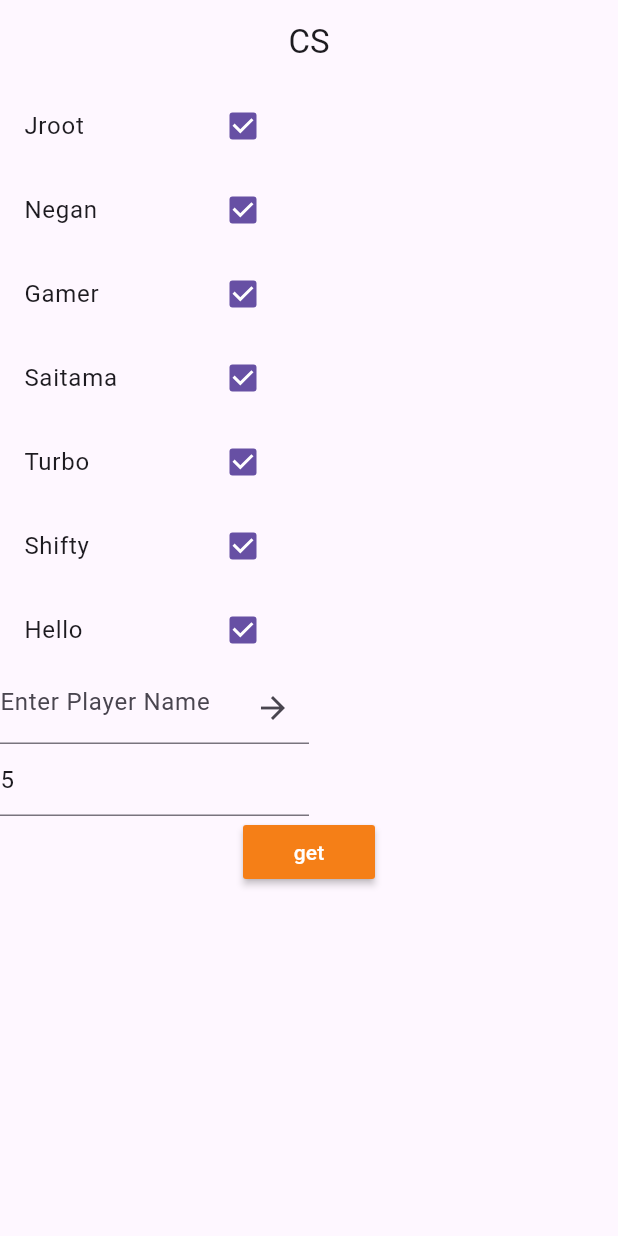
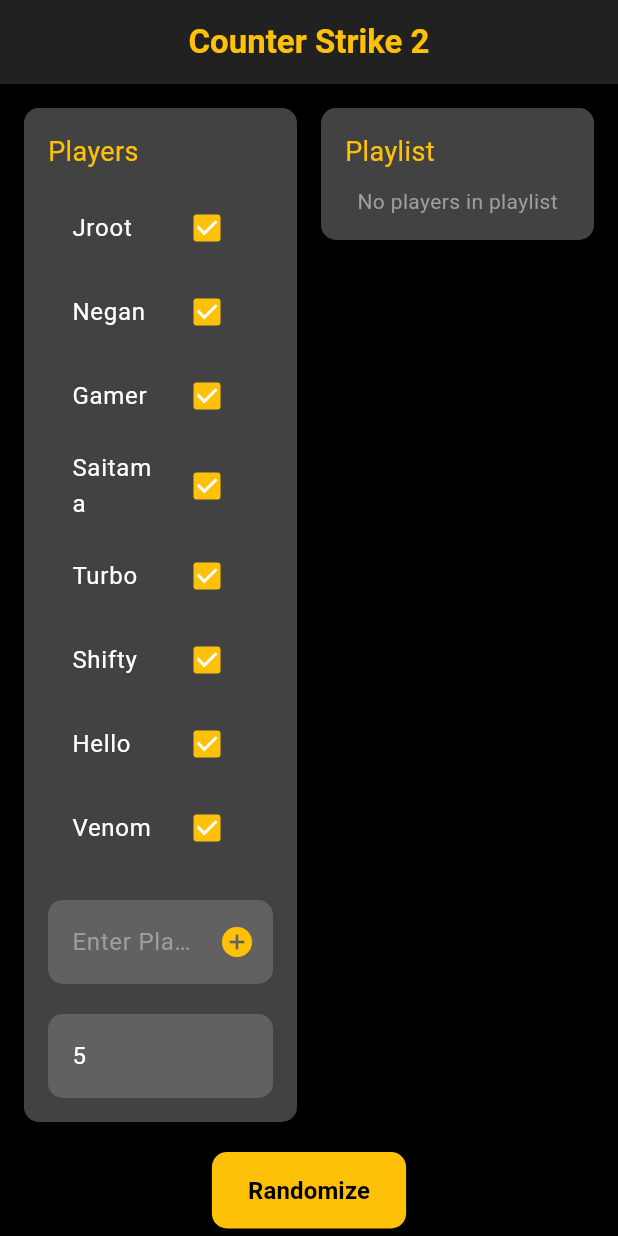
Before and after one commit to Groot26/Random-Player-Selector, a Flutter app: the screen it shows after launch, on a phone screen of 412 x 824 dp. Run offline on Flutter 3.47's test engine with Material 3 defaults, Android fonts, the phone set to English and light mode, and no system bars; our stand-ins replace get; Roboto replaces fonts that are missing (Orbitron).

Commit message:
ui update

```diff
--- a/lib/app/modules/home/controllers/home_controller.dart
+++ b/lib/app/modules/home/controllers/home_controller.dart
@@ -12,9 +12,12 @@
     Players(name: 'Turbo', isPlaying: true.obs),
     Players(name: 'Shifty', isPlaying: true.obs),
     Players(name: 'Hello', isPlaying: true.obs),
+    Players(name: 'Venom', isPlaying: true.obs),
   ].obs;
 
   RxList playlist = [].obs;
+
+  RxList steamIds = ['76561199817934976', '76561199817934976'].obs;
 
   TextEditingController name = TextEditingController();
   TextEditingController number = TextEditingController(text: '5');
@@ -32,64 +35,6 @@
           .toList();
     }
   }
-
-  // newRandom({required BuildContext context}) {
-  //   List<int> getList(int n, List<int> source) =>
-  //       source.sample(n); // to get 5 random non repeating numbers
-  //
-  //   newList.clear();
-  //   playlist.clear();
-  //
-  //   for (Players player in allPlayers) {
-  //     if (player.isPlaying.value) {
-  //       newList.add(allPlayers.indexOf(player));
-  //     }
-  //   }
-  //
-  //   final outputList = getList(5, newList); // 5 random non repeating numbers
-  //   print(outputList);
-  //
-  //   for (int index in outputList) {
-  //     playlist.add(allPlayers[index].name);
-  //   }
-  // }
-  //
-  // Randomgenrator({required BuildContext context}) {
-  //   int playingCount = 0;
-  //   for (var player in allPlayers) {
-  //     if (player.isPlaying.value) {
-  //       playingCount++;
-  //     }
-  //   }
-  //
-  //   if (playingCount >= 6) {
-  //     final random = Random();
-  //     playlist.clear();
-  //     final selectedIndices = <int>[];
-  //
-  //     while (selectedIndices.length < 5) {
-  //       final randomIndex = random.nextInt(allPlayers.length);
-  //       if (!selectedIndices.contains(randomIndex) &&
-  //           allPlayers[randomIndex].isPlaying.value) {
-  //         selectedIndices.add(randomIndex);
-  //       }
-  //     }
-  //
-  //     for (int index in selectedIndices) {
-  //       playlist.add(allPlayers[index].name);
-  //     }
-  //
-  //     // Now you can be sure that  playlist has exactly 5 players
-  //     print(playlist);
-  //   } else {
-  //     // Handle the case where fewer than 5 players are playing
-  //     ScaffoldMessenger.of(context).showSnackBar(
-  //       const SnackBar(
-  //         content: Text('Select at least 6 players'),
-  //       ),
-  //     );
-  //   }
-  // }
 }
 
 class Players {
--- a/lib/app/modules/home/views/home_view.dart
+++ b/lib/app/modules/home/views/home_view.dart
@@ -5,34 +5,70 @@
 
 class HomeView extends GetView<HomeController> {
   const HomeView({super.key});
+
   @override
   Widget build(BuildContext context) {
+    final theme = Theme.of(context);
+
     return Scaffold(
+      backgroundColor: Colors.black,
       appBar: AppBar(
-        title: const Text('CS'),
+        backgroundColor: Colors.grey.shade900,
+        title: const Text(
+          'Counter Strike 2',
+          style: TextStyle(
+            fontFamily: 'Orbitron',
+            fontSize: 22,
+            fontWeight: FontWeight.bold,
+            color: Colors.amber,
+          ),
+        ),
         centerTitle: true,
       ),
       body: SingleChildScrollView(
+        padding: const EdgeInsets.all(16.0),
         child: Column(
           children: [
             Row(
+              crossAxisAlignment: CrossAxisAlignment.start,
               children: [
-                SizedBox(
-                  width: MediaQuery.sizeOf(context).width / 2,
+                Expanded(
+                  child: Container(
+                    padding: const EdgeInsets.all(16.0),
+                    decoration: BoxDecoration(
+                      color: Colors.grey.shade800,
+                      borderRadius: BorderRadius.circular(10),
+                    ),
                     child: Form(
                       key: controller.formKey,
                       child: Column(
+                        crossAxisAlignment: CrossAxisAlignment.start,
                         children: [
+                          const Text(
+                            'Players',
+                            style: TextStyle(
+                              color: Colors.amber,
+                              fontSize: 18,
+                              fontFamily: 'Orbitron',
+                            ),
+                          ),
+                          const SizedBox(height: 10),
                           Obx(
                             () => ListView.builder(
                               itemCount: controller.allPlayers.length,
                               shrinkWrap: true,
+                              physics: const NeverScrollableScrollPhysics(),
                               itemBuilder: (BuildContext context, int index) {
                                 return Obx(
                                   () => CheckboxListTile(
-                                  // tileColor: Colors.red,
-                                  title:
-                                      Text(controller.allPlayers[index].name),
+                                    activeColor: Colors.amber,
+                                    title: Text(
+                                      controller.allPlayers[index].name,
+                                      style: const TextStyle(
+                                        color: Colors.white,
+                                        fontFamily: 'Orbitron',
+                                      ),
+                                    ),
                                     value: controller
                                         .allPlayers[index].isPlaying.value,
                                     onChanged: (bool? value) {
@@ -44,30 +80,49 @@
                               },
                             ),
                           ),
+                          const SizedBox(height: 20),
                           SizedBox(
-                          width: 300,
+                            width: double.infinity,
                             child: TextField(
+                              cursorColor: Colors.white,
                               controller: controller.name,
+                              style: const TextStyle(color: Colors.white),
                               decoration: InputDecoration(
                                 hintText: 'Enter Player Name',
+                                hintStyle: const TextStyle(
+                                  color: Colors.grey,
+                                  fontFamily: 'Orbitron',
+                                ),
+                                filled: true,
+                                fillColor: Colors.grey.shade700,
+                                border: OutlineInputBorder(
+                                  borderRadius: BorderRadius.circular(10),
+                                  borderSide: BorderSide.none,
+                                ),
                                 suffixIcon: IconButton(
                                   onPressed: () {
                                     if (controller.name.text.isNotEmpty) {
                                       controller.allPlayers.add(Players(
                                         name: controller.name.text,
-                                        isPlaying: true.obs));
+                                        isPlaying: true.obs,
+                                      ));
 
                                       controller.name.clear();
                                     }
                                   },
-                                icon: const Icon(Icons.arrow_forward),
+                                  icon: const Icon(
+                                    Icons.add_circle,
+                                    color: Colors.amber,
                                   ),
                                 ),
                               ),
                             ),
+                          ),
+                          const SizedBox(height: 20),
                           SizedBox(
-                          width: 300,
+                            width: double.infinity,
                             child: TextFormField(
+                              cursorColor: Colors.white,
                               validator: (value) {
                                 if (value == null || value.isEmpty) {
                                   return 'Please enter a number';
@@ -78,8 +133,8 @@
                                   return 'Please enter a valid integer';
                                 }
 
-                              // Check if the number is less than the number of currently playing players
-                              final playingPlayersCount = controller.allPlayers
+                                final playingPlayersCount = controller
+                                    .allPlayers
                                     .where((player) => player.isPlaying.value)
                                     .length;
                                 if (number >= playingPlayersCount) {
@@ -89,14 +144,19 @@
                                 return null;
                               },
                               controller: controller.number,
-                            decoration: const InputDecoration(
+                              style: const TextStyle(color: Colors.white),
+                              decoration: InputDecoration(
                                 hintText: 'Enter number',
-                              // suffixIcon: IconButton(
-                              //   onPressed: () {
-                              //
-                              //   },
-                              //   icon: const Icon(Icons.arrow_forward),
-                              // ),
+                                hintStyle: const TextStyle(
+                                  color: Colors.grey,
+                                  fontFamily: 'Orbitron',
+                                ),
+                                filled: true,
+                                fillColor: Colors.grey.shade700,
+                                border: OutlineInputBorder(
+                                  borderRadius: BorderRadius.circular(10),
+                                  borderSide: BorderSide.none,
+                                ),
                               ),
                             ),
                           )
@@ -104,39 +164,84 @@
                       ),
                     ),
                   ),
-                SizedBox(
-                  width: MediaQuery.sizeOf(context).width / 2,
+                ),
+                const SizedBox(width: 16),
+                Expanded(
+                  child: Container(
+                    padding: const EdgeInsets.all(16.0),
+                    decoration: BoxDecoration(
+                      color: Colors.grey.shade800,
+                      borderRadius: BorderRadius.circular(10),
+                    ),
                     child: Column(
-                    mainAxisAlignment: MainAxisAlignment.start,
                       crossAxisAlignment: CrossAxisAlignment.start,
                       children: [
+                        const Text(
+                          'Playlist',
+                          style: TextStyle(
+                            color: Colors.amber,
+                            fontSize: 18,
+                            fontFamily: 'Orbitron',
+                          ),
+                        ),
+                        const SizedBox(height: 10),
                         Obx(
                           () => controller.playlist.isNotEmpty
                               ? ListView.builder(
                                   shrinkWrap: true,
+                                  physics: const NeverScrollableScrollPhysics(),
                                   itemCount: controller.playlist.length,
                                   itemBuilder: (context, index) {
                                     return ListTile(
-                                    title: Text(controller.playlist[index]),
+                                      title: Text(
+                                        controller.playlist[index],
+                                        style: const TextStyle(
+                                          color: Colors.white,
+                                          fontFamily: 'Orbitron',
+                                        ),
+                                      ),
                                     );
-                                  // Text(controller.playlist[index]);
                                   },
                                 )
-                            : const SizedBox(),
+                              : const Center(
+                                  child: Text(
+                                    'No players in playlist',
+                                    style: TextStyle(
+                                      color: Colors.grey,
+                                      fontFamily: 'Orbitron',
+                                    ),
+                                  ),
+                                ),
                         ),
                       ],
                     ),
                   ),
+                ),
               ],
             ),
-            MaterialButton(
+            const SizedBox(height: 20),
+            ElevatedButton(
+              style: ElevatedButton.styleFrom(
+                backgroundColor: Colors.amber,
+                padding: const EdgeInsets.symmetric(
+                  vertical: 14.0,
+                  horizontal: 24.0,
+                ),
+                shape: RoundedRectangleBorder(
+                  borderRadius: BorderRadius.circular(10),
+                ),
+              ),
               onPressed: () => controller.random(context: context),
-              color: Colors.yellow.shade900,
               child: const Text(
-                'get',
-                style: TextStyle(color: Colors.white),
+                'Randomize',
+                style: TextStyle(
+                  color: Colors.black,
+                  fontFamily: 'Orbitron',
+                  fontSize: 16,
+                  fontWeight: FontWeight.bold,
                 ),
-            )
+              ),
+            ),
           ],
         ),
       ),
--- a/lib/main.dart
+++ b/lib/main.dart
@@ -9,6 +9,7 @@
       title: "Application",
       initialRoute: AppPages.INITIAL,
       getPages: AppPages.routes,
+      debugShowCheckedModeBanner: false,
     ),
   );
 }
```
Also changed, not shown: 4 other files. Lines whose indentation alone changed are shown as unchanged.
